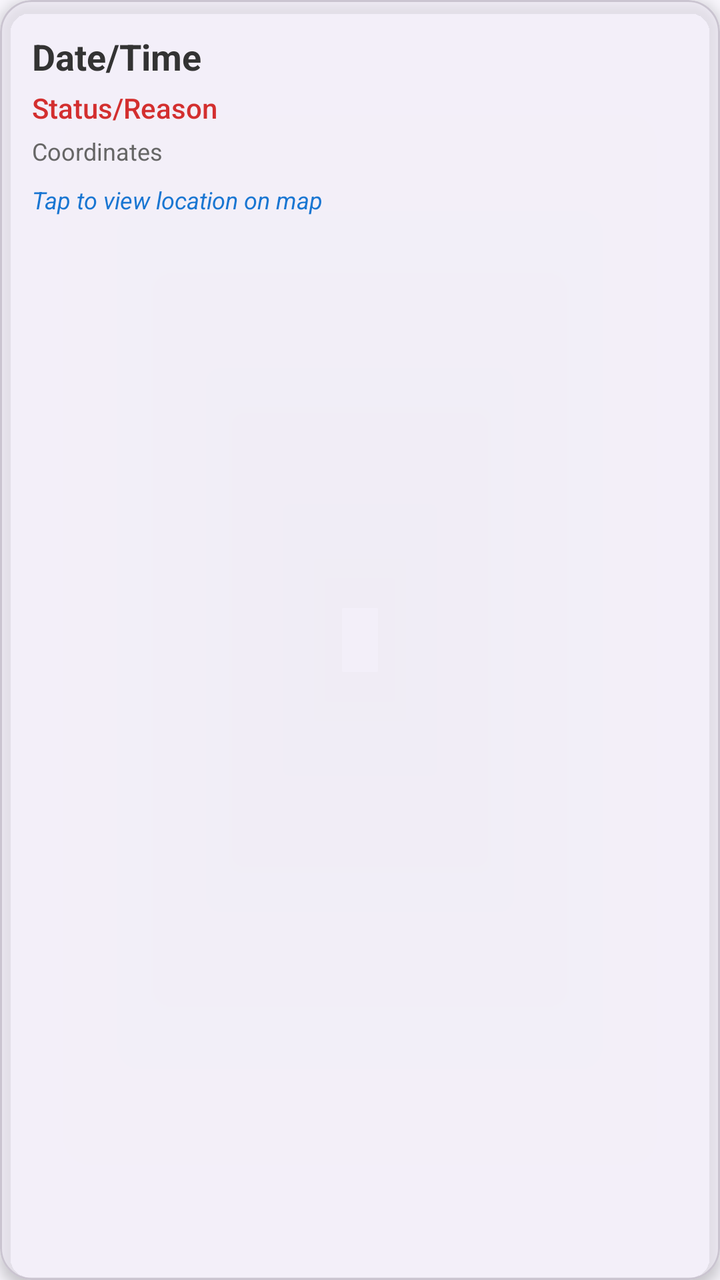
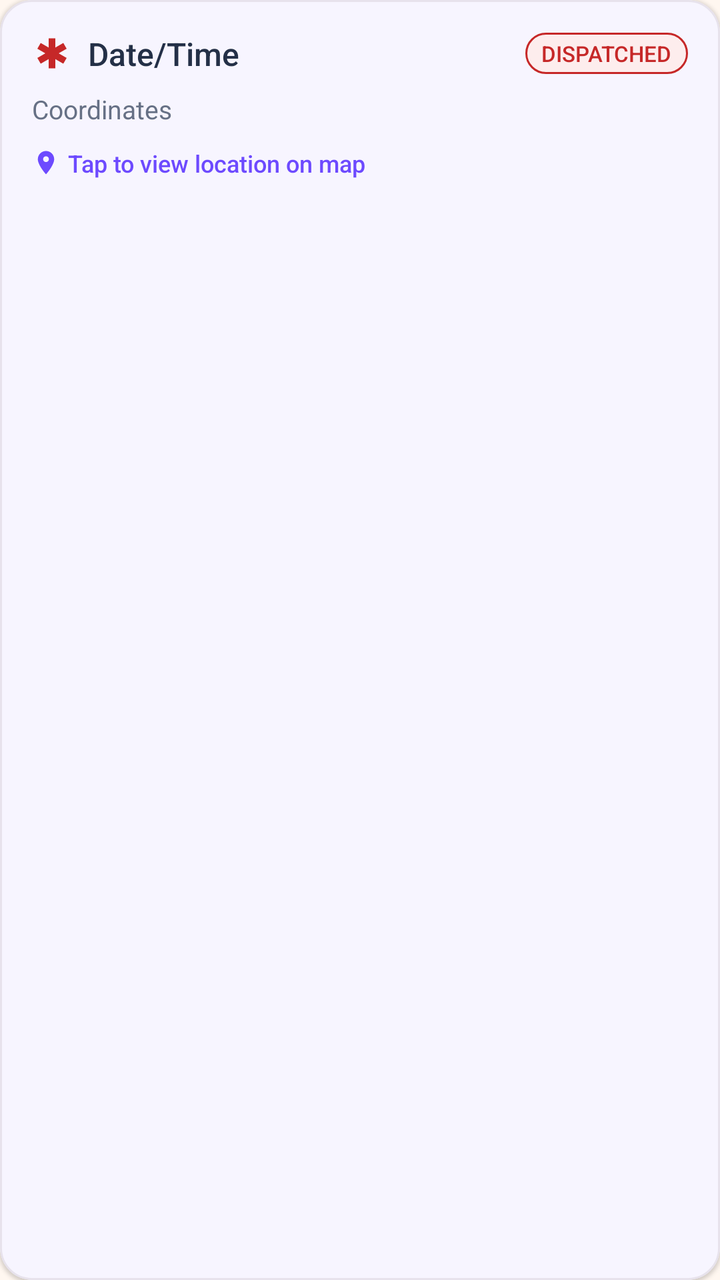

Compare the two renders of this Android layout. The source of the first and the diff that turns it into the second are given below.
<!-- AndroidManifest.xml: application theme Theme.EmpowHer -->
<!-- res/layout/item_sos_log.xml -->
<?xml version="1.0" encoding="utf-8"?>
<com.google.android.material.card.MaterialCardView xmlns:android="http://schemas.android.com/apk/res/android"
    xmlns:app="http://schemas.android.com/apk/res-auto"
    android:layout_width="match_parent"
    android:layout_height="wrap_content"
    android:layout_marginBottom="12dp"
    app:cardCornerRadius="16dp"
    app:cardElevation="4dp"
    app:cardBackgroundColor="#CCFFFFFF">

    <LinearLayout
        android:layout_width="match_parent"
        android:layout_height="wrap_content"
        android:orientation="vertical"
        android:padding="16dp">

        <TextView
            android:id="@+id/tv_log_timestamp"
            android:layout_width="wrap_content"
            android:layout_height="wrap_content"
            android:text="Date/Time"
            android:textColor="#333333"
            android:textSize="18sp"
            android:textStyle="bold" />

        <TextView
            android:id="@+id/tv_log_status"
            android:layout_width="wrap_content"
            android:layout_height="wrap_content"
            android:layout_marginTop="4dp"
            android:text="Status/Reason"
            android:textColor="#D32F2F"
            android:textSize="14sp"
            android:fontFamily="sans-serif-medium" />

        <TextView
            android:id="@+id/tv_log_location"
            android:layout_width="wrap_content"
            android:layout_height="wrap_content"
            android:layout_marginTop="4dp"
            android:text="Coordinates"
            android:textColor="#666666"
            android:textSize="12sp" />

        <TextView
            android:layout_width="wrap_content"
            android:layout_height="wrap_content"
            android:layout_marginTop="8dp"
            android:text="Tap to view location on map"
            android:textColor="#1976D2"
            android:textSize="12sp"
            android:textStyle="italic" />

    </LinearLayout>
</com.google.android.material.card.MaterialCardView>
<!-- resources referenced by this layout -->
<resources>
  <style name="Theme.EmpowHer" parent="Base.Theme.EmpowHer" />
  <style name="Base.Theme.EmpowHer" parent="Theme.Material3.DayNight.NoActionBar">
          <item name="colorPrimary">@color/deep_purple</item>
          <item name="colorOnPrimary">@color/white</item>
          <item name="colorSecondary">@color/deep_purple</item>
          <item name="colorSurface">@color/woshield_card_bg</item>
          <item name="android:windowBackground">@color/woshield_bg</item>
          <item name="android:statusBarColor">@color/dark_purple</item>
      </style>
  <color name="deep_purple">#6D3DB8</color>
  <color name="white">#FFFFFF</color>
  <color name="woshield_card_bg">#FFFFFF</color>
  <color name="woshield_bg">#F8F6FC</color>
  <color name="dark_purple">#382253</color>
</resources>

<!-- the commit's change to res/layout/item_sos_log.xml (unified diff, before → after) -->
@@ -5,8 +5,10 @@
     android:layout_height="wrap_content"
     android:layout_marginBottom="12dp"
     app:cardCornerRadius="16dp"
-    app:cardElevation="4dp"
-    app:cardBackgroundColor="#CCFFFFFF">
+    app:cardElevation="1dp"
+    app:cardBackgroundColor="@color/surface_card"
+    app:strokeColor="@color/subtle_border"
+    app:strokeWidth="1dp">
 
     <LinearLayout
         android:layout_width="match_parent"
@@ -14,42 +16,73 @@
         android:orientation="vertical"
         android:padding="16dp">
 
-        <TextView
-            android:id="@+id/tv_log_timestamp"
-            android:layout_width="wrap_content"
+        <LinearLayout
+            android:layout_width="match_parent"
             android:layout_height="wrap_content"
-            android:text="Date/Time"
-            android:textColor="#333333"
-            android:textSize="18sp"
-            android:textStyle="bold" />
+            android:gravity="center_vertical"
+            android:orientation="horizontal">
 
-        <TextView
-            android:id="@+id/tv_log_status"
-            android:layout_width="wrap_content"
-            android:layout_height="wrap_content"
-            android:layout_marginTop="4dp"
-            android:text="Status/Reason"
-            android:textColor="#D32F2F"
-            android:textSize="14sp"
-            android:fontFamily="sans-serif-medium" />
+            <ImageView
+                android:layout_width="20dp"
+                android:layout_height="20dp"
+                android:src="@drawable/emergency"
+                app:tint="@color/critical_red" />
+
+            <TextView
+                android:id="@+id/tv_log_timestamp"
+                android:layout_width="0dp"
+                android:layout_height="wrap_content"
+                android:layout_marginStart="8dp"
+                android:layout_weight="1"
+                android:fontFamily="sans-serif-medium"
+                android:text="Date/Time"
+                android:textColor="@color/midnight_slate"
+                android:textSize="16sp" />
+
+            <TextView
+                android:id="@+id/tv_log_status"
+                android:layout_width="wrap_content"
+                android:layout_height="wrap_content"
+                android:background="@drawable/badge_emergency"
+                android:paddingHorizontal="8dp"
+                android:paddingVertical="3dp"
+                android:text="DISPATCHED"
+                android:textColor="@color/critical_red"
+                android:textSize="11sp"
+                android:fontFamily="sans-serif-medium" />
+        </LinearLayout>
 
         <TextView
             android:id="@+id/tv_log_location"
             android:layout_width="wrap_content"
             android:layout_height="wrap_content"
-            android:layout_marginTop="4dp"
+            android:layout_marginTop="8dp"
             android:text="Coordinates"
-            android:textColor="#666666"
-            android:textSize="12sp" />
+            android:textColor="@color/secondary_slate"
+            android:textSize="13sp" />
 
-        <TextView
+        <LinearLayout
             android:layout_width="wrap_content"
             android:layout_height="wrap_content"
-            android:layout_marginTop="8dp"
-            android:text="Tap to view location on map"
-            android:textColor="#1976D2"
-            android:textSize="12sp"
-            android:textStyle="italic" />
+            android:layout_marginTop="10dp"
+            android:gravity="center_vertical"
+            android:orientation="horizontal">
+
+            <ImageView
+                android:layout_width="14dp"
+                android:layout_height="14dp"
+                android:src="@drawable/ic_location_pin"
+                app:tint="@color/royal_violet" />
+
+            <TextView
+                android:layout_width="wrap_content"
+                android:layout_height="wrap_content"
+                android:layout_marginStart="4dp"
+                android:text="Tap to view location on map"
+                android:textColor="@color/royal_violet"
+                android:textSize="12sp"
+                android:fontFamily="sans-serif-medium" />
+        </LinearLayout>
 
     </LinearLayout>
 </com.google.android.material.card.MaterialCardView>
<!-- resource entries referenced after the edit -->
@@ -1,18 +1,61 @@
 <!-- resources referenced by this layout -->
 <resources>
+  <color name="critical_red">#C62828</color>
+  <color name="midnight_slate">#243047</color>
+  <color name="royal_violet">#6D4AFF</color>
+  <color name="secondary_slate">#667085</color>
+  <color name="subtle_border">#E7E2EC</color>
+  <color name="surface_card">#FFFFFF</color>
+  <!-- drawable badge_emergency (drawable) -->
+  <?xml version="1.0" encoding="utf-8"?>
+  <shape xmlns:android="http://schemas.android.com/apk/res/android"
+      android:shape="rectangle">
+      <solid android:color="@color/status_emergency_bg" />
+      <stroke
+          android:width="1dp"
+          android:color="@color/status_emergency" />
+      <corners android:radius="20dp" />
+  </shape>
+  <!-- drawable emergency (drawable) -->
+  <vector android:height="24dp" android:tint="#000000"
+      android:viewportHeight="24" android:viewportWidth="24"
+      android:width="24dp" xmlns:android="http://schemas.android.com/apk/res/android">
+      <path android:fillColor="@android:color/white" android:pathData="M20.79,9.23l-2,-3.46l-4.79,2.77l0,-5.54l-4,0l0,5.54l-4.79,-2.77l-2,3.46l4.79,2.77l-4.79,2.77l2,3.46l4.79,-2.77l0,5.54l4,0l0,-5.54l4.79,2.77l2,-3.46l-4.79,-2.77z"/>
+  </vector>
+  <!-- drawable ic_location_pin (drawable) -->
+  <vector xmlns:android="http://schemas.android.com/apk/res/android"
+      android:width="24dp"
+      android:height="24dp"
+      android:viewportWidth="24"
+      android:viewportHeight="24">
+      <path
+          android:fillColor="#FF6D3DB8"
+          android:pathData="M12,2C8.13,2 5,5.13 5,9c0,5.25 7,13 7,13s7,-7.75 7,-13c0,-3.87 -3.13,-7 -7,-7zm0,9.5c-1.38,0 -2.5,-1.12 -2.5,-2.5s1.12,-2.5 2.5,-2.5 2.5,1.12 2.5,2.5 -1.12,2.5 -2.5,2.5z" />
+  </vector>
   <style name="Theme.EmpowHer" parent="Base.Theme.EmpowHer" />
+  <color name="status_emergency_bg">#FDEDED</color>
+  <color name="status_emergency">#C62828</color>
   <style name="Base.Theme.EmpowHer" parent="Theme.Material3.DayNight.NoActionBar">
-          <item name="colorPrimary">@color/deep_purple</item>
+          <item name="colorPrimary">@color/royal_violet</item>
           <item name="colorOnPrimary">@color/white</item>
-          <item name="colorSecondary">@color/deep_purple</item>
+          <item name="colorSecondary">@color/royal_violet</item>
           <item name="colorSurface">@color/woshield_card_bg</item>
           <item name="android:windowBackground">@color/woshield_bg</item>
-          <item name="android:statusBarColor">@color/dark_purple</item>
+          <item name="android:statusBarColor">@color/woshield_bg</item>
+          <item name="android:windowLightStatusBar" tools:targetApi="m">true</item>
+          <item name="materialCardViewStyle">@style/Widget.Woshield.Card</item>
       </style>
-  <color name="deep_purple">#6D3DB8</color>
   <color name="white">#FFFFFF</color>
   <color name="woshield_card_bg">#FFFFFF</color>
-  <color name="woshield_bg">#F8F6FC</color>
-  <color name="dark_purple">#382253</color>
+  <color name="woshield_bg">#FFF7F0</color>
+  <style name="Widget.Woshield.Card" parent="Widget.Material3.CardView.Elevated">
+          <item name="cardCornerRadius">@dimen/radius_card</item>
+          <item name="cardElevation">@dimen/elevation_card</item>
+          <item name="strokeWidth">1dp</item>
+          <item name="strokeColor">@color/subtle_border</item>
+          <item name="cardBackgroundColor">@color/woshield_card_bg</item>
+      </style>
+  <dimen name="radius_card">16dp</dimen>
+  <dimen name="elevation_card">2dp</dimen>
 </resources>
 
